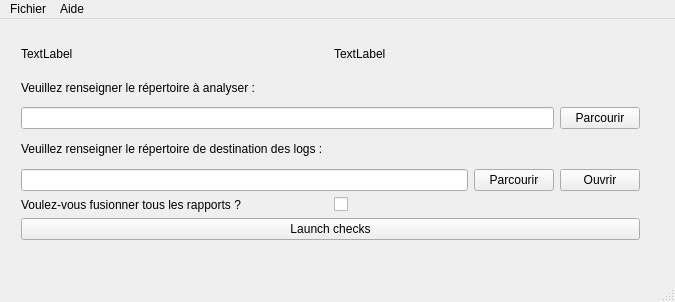
FredBELDA/CodingRulesChecker, file mainwindow.ui: the form before one commit.
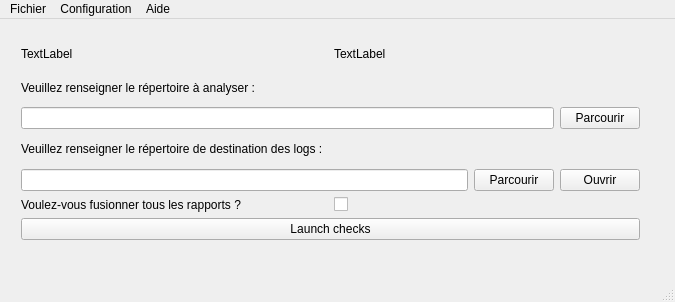
The form after the commit.

Patch:
```diff
--- a/mainwindow.ui
+++ b/mainwindow.ui
@@ -128,7 +128,7 @@
      <x>0</x>
      <y>0</y>
      <width>675</width>
-     <height>26</height>
+     <height>21</height>
     </rect>
    </property>
    <widget class="QMenu" name="menuFichier">
@@ -146,7 +146,14 @@
     </property>
     <addaction name="actionA_propos"/>
    </widget>
+   <widget class="QMenu" name="menuConfiguration">
+    <property name="title">
+     <string>Configuration</string>
+    </property>
+    <addaction name="actionParametrage_des_regles_de_codage"/>
+   </widget>
    <addaction name="menuFichier"/>
+   <addaction name="menuConfiguration"/>
    <addaction name="menuAide"/>
   </widget>
   <widget class="QStatusBar" name="statusBar">
```
Left out of the diff: 6 changed lines with no effect on the pictures.
